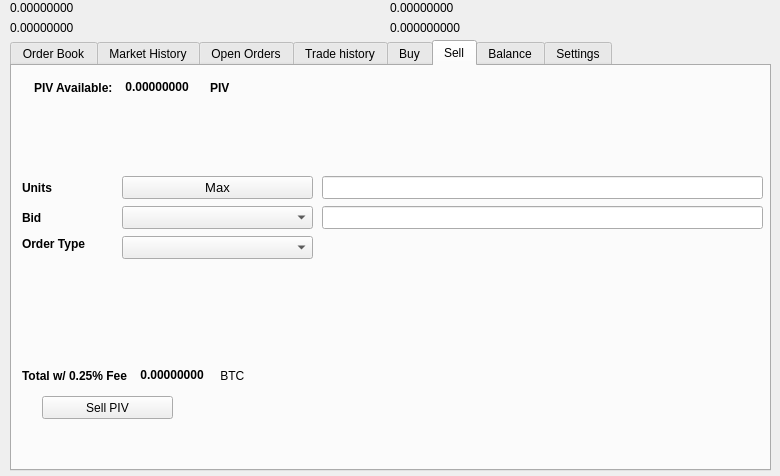
Old version of the form src/qt/forms/tradingdialog.ui in the repository WisprProject/core.
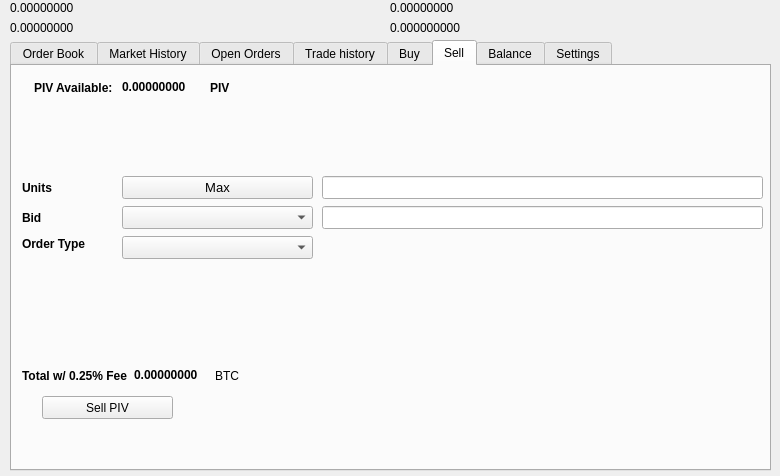
New version of the form. The open tabs and pages were chosen to show the change. Icons and pictures are not drawn.

```diff
--- a/src/qt/forms/tradingdialog.ui
+++ b/src/qt/forms/tradingdialog.ui
@@ -2205,7 +2205,7 @@
          </font>
         </property>
         <property name="text">
-         <string> 0.00000000 </string>
+                                    <string>0.00000000</string>
         </property>
         <property name="textInteractionFlags">
          <set>Qt::LinksAccessibleByMouse|Qt::TextSelectableByKeyboard|Qt::TextSelectableByMouse</set>
@@ -2246,7 +2246,7 @@
          </font>
         </property>
         <property name="text">
-         <string>Total w/ 0.25% Fee </string>
+                                    <string>Total w/ 0.25% Fee</string>
         </property>
        </widget>
       </item>
@@ -2677,7 +2677,7 @@
          <bool>false</bool>
         </property>
         <property name="text">
-         <string> 0.00000000</string>
+                                    <string>0.00000000</string>
         </property>
         <property name="textInteractionFlags">
          <set>Qt::LinksAccessibleByMouse|Qt::TextSelectableByMouse</set>
@@ -2693,7 +2693,7 @@
          </font>
         </property>
         <property name="text">
-         <string> BTC</string>
+                                    <string>BTC</string>
         </property>
        </widget>
       </item>
```
Left out of the diff: 28 changed lines with no effect on the pictures. Lines whose indentation alone changed are shown as unchanged.
